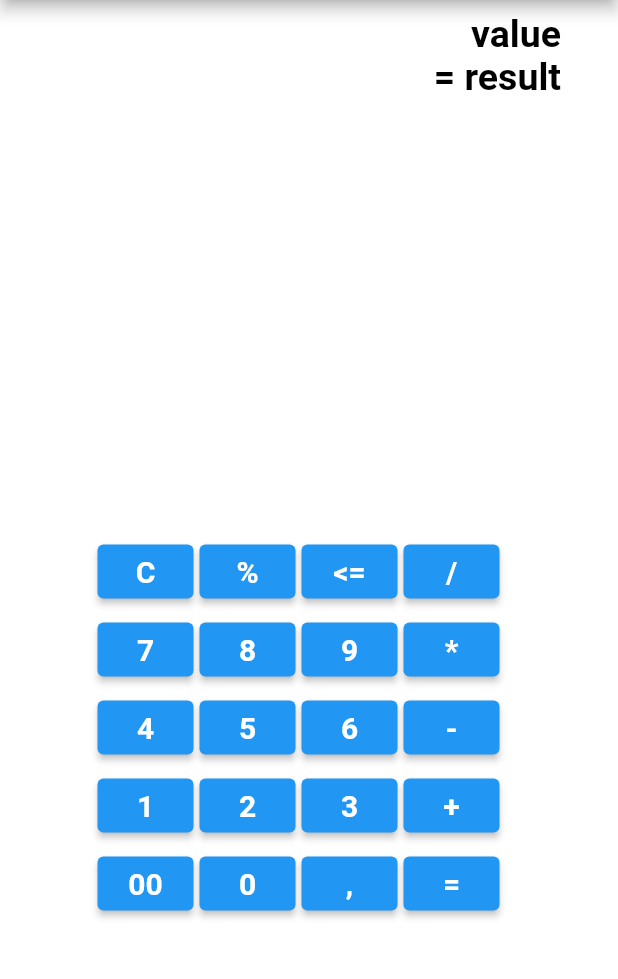
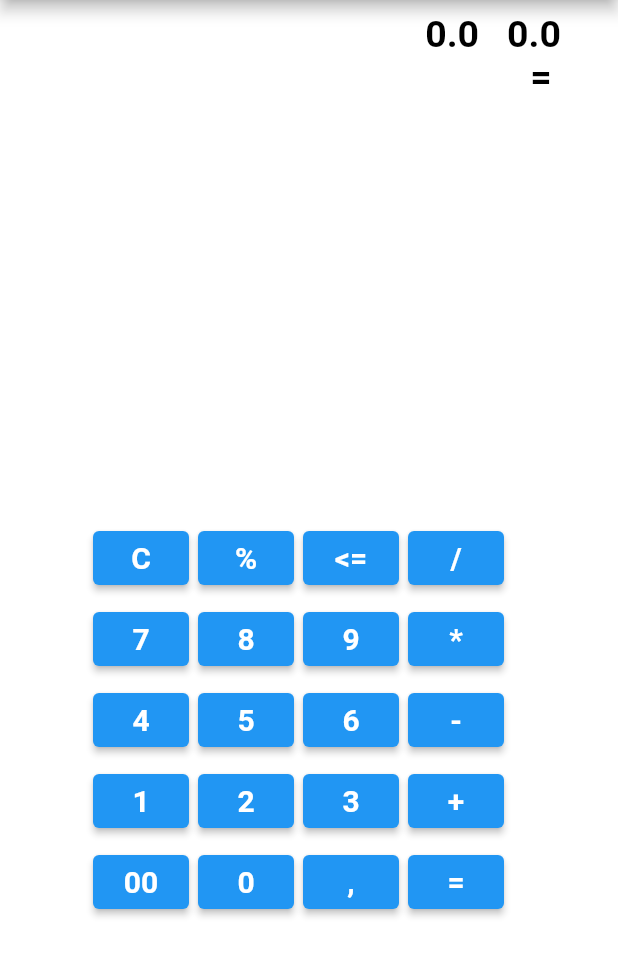
Before and after one commit to muratalibek/calculator_flutter_pet_project, a Flutter app: the screen it shows after launch, after a tap on an icon or button, on a phone screen of 412 x 824 dp, the part 84-1063 px from its top. Run offline on Flutter 3.47's test engine with Material 2 defaults, Android fonts, the phone set to English and light mode, and no system bars.

Commit message:
Multiple classes have been configured, and necessary links have been established with the home widget.

```diff
--- a/lib/ui/home.dart
+++ b/lib/ui/home.dart
@@ -1,5 +1,4 @@
 import 'package:flutter/material.dart';
-import 'package:flutter/foundation.dart';
 
 class Calculator extends StatefulWidget {
   const Calculator({super.key});
@@ -9,6 +8,8 @@ class Calculator extends StatefulWidget {
 }
 
 class _CalculatorState extends State<Calculator> {
+  Functionalities functionalities = Functionalities();
+
   @override
   Widget build(BuildContext context) {
     return Scaffold(
@@ -20,194 +21,148 @@ class _CalculatorState extends State<Calculator> {
           'Calculator',
           style: TextStyle(
             fontSize: 30,
-            fontWeight: FontWeight.bold,
-          ),
-        ),
-      ),
-      ),
+            fontWeight: FontWeight.bold)))),
       backgroundColor: Colors.white,
-      body: const MainClass(),
-    );
+      body: Column(children: [
+        Screen(functionalities: functionalities),
+        const SizedBox(width: 8),
+        _buttonDesign()
+      ]));
   }
-}
-
-class MainClass extends StatelessWidget{
-  const MainClass({super.key});
-
-  @override
-  Widget build(BuildContext context) {
-    return const Column(
-      children: [
-        Screen(),
-        SizedBox(width: 8),
-        ButtonDesign(),
-      ],
-    );
-  }
-}
-
-class Screen extends StatelessWidget{
-  const Screen({super.key});
-
-  @override
-  Widget build(BuildContext context) {
-    return const Padding(
-      padding: EdgeInsets.all(8.0),
-      child: SizedBox(width: 350.0, height: 75.0,
+ Padding _buttonDesign() => Padding(padding: const EdgeInsets.all(24),
+    child: SizedBox(width: 350.0, height: 500.0,
       child: Column(children: [
-          Row(// Линия для отображения кнопок
-            mainAxisAlignment: MainAxisAlignment.end,
-            children: [
-              Text('value',
-                style: TextStyle(
-                  color: Colors.black,
-                  fontSize: 25.0,
-                  fontWeight: FontWeight.bold,
-                ),
-              ),
+        const Spacer(),
+        Row(mainAxisAlignment: MainAxisAlignment.center, children: [
+          _buildButtons(buttonName: "C"),
+          _buildButtons(buttonName: "%"),
+          _buildButtons(buttonName: "<="),
+          _buildButtons(buttonName: "/"),
         ],
         ),
-          Row(// Линия для отображения кнопок
-            mainAxisAlignment: MainAxisAlignment.end,
-            children: [
-              Text("= result",
-                style: TextStyle(
-                  color: Colors.black,
-                  fontSize: 25.0,
-                  fontWeight: FontWeight.bold,
+        Row(mainAxisAlignment: MainAxisAlignment.center, children: [
+          _buildButtons(buttonName: "7"),
+          _buildButtons(buttonName: "8"),
+          _buildButtons(buttonName: "9"),
+          _buildButtons(buttonName: "*"),
+        ],
         ),
+        Row(mainAxisAlignment: MainAxisAlignment.center, children: [
+          _buildButtons(buttonName: "4"),
+          _buildButtons(buttonName: "5"),
+          _buildButtons(buttonName: "6"),
+          _buildButtons(buttonName: "-"),
+        ],
         ),
+        Row(mainAxisAlignment: MainAxisAlignment.center, children: [
+          _buildButtons(buttonName: "1"),
+          _buildButtons(buttonName: "2"),
+          _buildButtons(buttonName: "3"),
+          _buildButtons(buttonName: "+"),
+        ],
+        ),
+        Row(mainAxisAlignment: MainAxisAlignment.center, children: [
+          _buildButtons(buttonName: "00"),
+          _buildButtons(buttonName: "0"),
+          _buildButtons(buttonName: ","),
+          _buildButtons(buttonName: "="),
         ],
         ),
       ],
       ),
     ),
   );
+
+ Widget _buildButtons({required String buttonName}) => Padding(
+    padding: const EdgeInsets.all(3.0),
+    child: ElevatedButton(
+      onPressed: () => setState(() {
+      var value = double.tryParse(buttonName);
+      if(value == null){
+        functionalities.operator = buttonName;
       }
+      else if(functionalities.firstNumbers == 0){
+        functionalities.firstNumbers = value;
       }
-class ButtonDesign extends StatelessWidget{
-
-  const ButtonDesign({super.key});
-
-  @override
-  Widget build(BuildContext context) {
-    return const Padding(padding: EdgeInsets.all(24),
-      child: SizedBox(width: 350.0, height: 500.0,
-        child: Column(children: [
-          Spacer(),
-          Row(mainAxisAlignment: MainAxisAlignment.center, children: [
-            BuildButtons(buttonName: "C"),
-            BuildButtons(buttonName: "%"),
-            BuildButtons(buttonName: "<="),
-            BuildButtons(buttonName: "/"),
-              ],
+      else if(functionalities.secondNumbers == 0){
+        functionalities.secondNumbers = value;
+      }
+    }),
+      child: Text(buttonName,
+        style: const TextStyle(
+            fontSize: 20.0,
+            fontWeight: FontWeight.bold
         ),
-          Row(mainAxisAlignment: MainAxisAlignment.center, children: [
-            BuildButtons(buttonName: "7"),
-            BuildButtons(buttonName: "8"),
-            BuildButtons(buttonName: "9"),
-            BuildButtons(buttonName: "*"),
-              ],
-            ),
-          Row(mainAxisAlignment: MainAxisAlignment.center, children: [
-            BuildButtons(buttonName: "4"),
-            BuildButtons(buttonName: "5"),
-            BuildButtons(buttonName: "6"),
-            BuildButtons(buttonName: "-"),
-              ],
-            ),
-          Row(mainAxisAlignment: MainAxisAlignment.center, children: [
-            BuildButtons(buttonName: "1"),
-            BuildButtons(buttonName: "2"),
-            BuildButtons(buttonName: "3"),
-            BuildButtons(buttonName: "+"),
-              ],
-            ),
-          Row(mainAxisAlignment: MainAxisAlignment.center, children: [
-            BuildButtons(buttonName: "00"),
-            BuildButtons(buttonName: "0"),
-            BuildButtons(buttonName: ","),
-            BuildButtons(buttonName: "="),
-              ],
-            ),
-          ],
       ),
     ),
   );
 }
-}
 
-class BuildButtons extends StatefulWidget {
-  final String buttonName;
+class Screen extends StatelessWidget{
+  final Functionalities functionalities;
 
-  const BuildButtons({Key? key, required this.buttonName}) : super(key: key);
+  const Screen({super.key, required this.functionalities});
 
-  @override
-  _BuildButtonsState createState() => _BuildButtonsState();
-}
-
-class _BuildButtonsState extends State<BuildButtons> {
   @override
   Widget build(BuildContext context) {
     return Padding(
-      padding: const EdgeInsets.all(2.0),
-      child: ElevatedButton(
-        onPressed: () {
-          if (kDebugMode) {
-            print('pressed ${widget.buttonName}');
-          }
-        },
-        child: Text(
-          widget.buttonName,
-          style: const TextStyle(fontSize: 20.0, fontWeight: FontWeight.bold),
+      padding: const EdgeInsets.all(8.0),
+      child: SizedBox(
+          width: 350.0,
+          height: 75.0,
+        child: Column(children: [
+          Row(// Линия для отображения кнопок
+            mainAxisAlignment: MainAxisAlignment.end,
+            children: [
+              Text(_screenDisplay(),
+                style: const TextStyle(
+                  color: Colors.black,
+                  fontSize: 25.0,
+                  fontWeight: FontWeight.bold
                 ),
               ),
+            ]),
+          Row(// Линия для отображения кнопок
+            mainAxisAlignment: MainAxisAlignment.end,
+            children: [
+              Text(
+                  _result(),
+                style: const TextStyle(
+                  color: Colors.black,
+                  fontSize: 25.0,
+                  fontWeight: FontWeight.bold))])
+          ]
+        )
+      )
     );
+  }
+
+  String _screenDisplay() {
+     if(functionalities.operator == "C"){
+       return "${functionalities.firstNumbers = 0} ${functionalities.operator = " "} ${functionalities.secondNumbers = 0}";
+    }
+    else{
+       return "${functionalities.firstNumbers} ${functionalities.operator} ${functionalities.secondNumbers}";
     }
   }
 
-// class BuildButtons extends StatelessWidget{
-//   final String buttonName;
-//
-//   const BuildButtons({super.key, required this.buttonName});
-//   @override
-//   Widget build(BuildContext context) {
-//     return Padding(
-//       padding: const EdgeInsets.all(2.0),
-//       child: ElevatedButton(onPressed: () => print('pressed'),
-//         child: Text(buttonName,
-//           style: const TextStyle(
-//               fontSize: 20.0,
-//               fontWeight: FontWeight.bold
-//           ),
-//         ),
-//       ),
-//     );
-//   }
-// }
+  String _result() {
+      return "= ${functionalities.calculate()}";
+  }
+}
+class Functionalities{
+  late double firstNumbers = 0;
+  late double secondNumbers = 0;
+  late String operator = '';
 
-// class BuildButtons extends StatefulWidget{
-//   final String buttonName;
-//   const BuildButtons({super.key, required this.buttonName});
-//
-//   @override
-//   State<StatefulWidget> createState() {
-//
-//
-//   }
-// }
-
-class Functionalities{
-  late double firstNumbers;
-  late double secondNumbers;
-  late String operator;
-
-  calculate(){
+  String calculate(){
     switch(operator){
-      case "+": return (firstNumbers + secondNumbers);
-      case "-": return (firstNumbers - secondNumbers);
-      case "*": return (firstNumbers * secondNumbers);
-      case "/": return (firstNumbers / secondNumbers);
+      case "+": return (firstNumbers + secondNumbers).toString();
+      case "-": return (firstNumbers - secondNumbers).toString();
+      case "*": return (firstNumbers * secondNumbers).toString();
+      case "/": return (firstNumbers / secondNumbers).toString();
+      case "%": return (firstNumbers % secondNumbers).toString();
+      default: return "";
     }
   }
 }
```
Also changed, not shown: 1 other file. Lines whose indentation alone changed are shown as unchanged.
